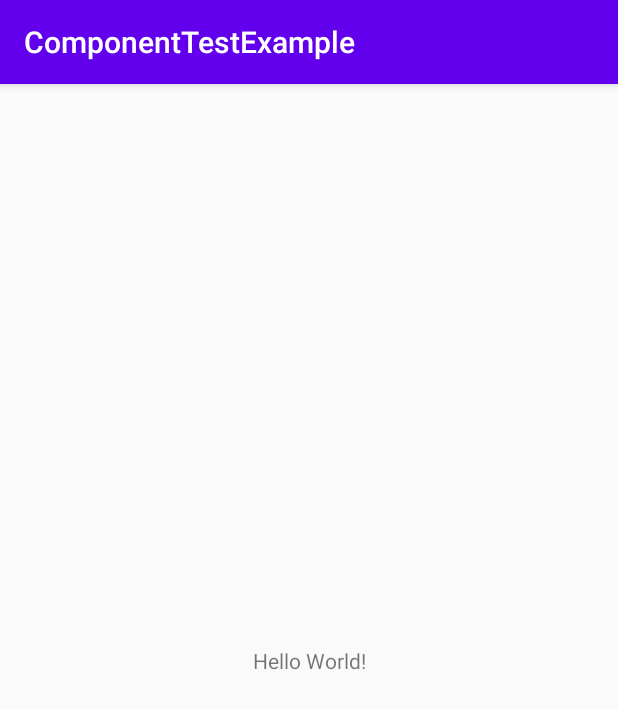
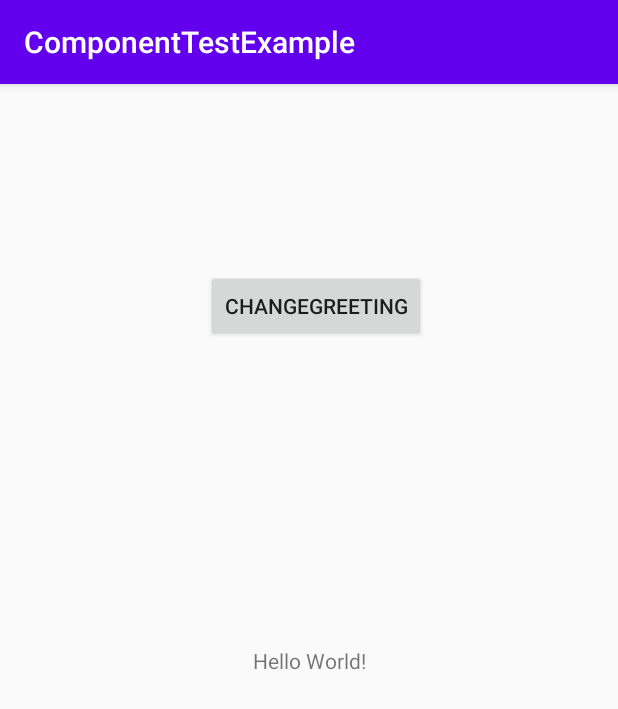
Before and after one commit to pickles-ochazuke/ComponentTestExample, an Android app: the screen it shows after launch (MainActivity), on a phone screen of 412 x 824 dp. Shown: the top 709 px of the screen. Run offline under Robolectric (Android 15) with nearby library versions, the phone set to English and light mode, and no system bars.

Commit message:
テキストの表示を"Hi World!"に変更するボタンを追加

```diff
--- a/app/src/main/java/com/example/ochadukebiyori/componenttestexample/MainActivity.kt
+++ b/app/src/main/java/com/example/ochadukebiyori/componenttestexample/MainActivity.kt
@@ -2,11 +2,18 @@ package com.example.ochadukebiyori.componenttestexample
 
 import androidx.appcompat.app.AppCompatActivity
 import android.os.Bundle
+import android.widget.Button
+import android.widget.TextView
 
 class MainActivity : AppCompatActivity() {
 
     override fun onCreate(savedInstanceState: Bundle?) {
         super.onCreate(savedInstanceState)
         setContentView(R.layout.activity_main)
+
+        val button = findViewById<Button>(R.id.changeGreeting)
+        button.setOnClickListener {
+            findViewById<TextView>(R.id.helloWorld).text = "Hi World!"
+        }
     }
 }
--- a/app/src/main/res/layout/activity_main.xml
+++ b/app/src/main/res/layout/activity_main.xml
@@ -16,4 +16,15 @@
         app:layout_constraintRight_toRightOf="parent"
         app:layout_constraintTop_toTopOf="parent" />
 
+    <Button
+        android:id="@+id/changeGreeting"
+        android:layout_width="wrap_content"
+        android:layout_height="wrap_content"
+        android:layout_marginTop="124dp"
+        android:text="ChangeGreeting"
+        app:layout_constraintEnd_toEndOf="parent"
+        app:layout_constraintHorizontal_bias="0.517"
+        app:layout_constraintStart_toStartOf="parent"
+        app:layout_constraintTop_toTopOf="parent" />
+
 </androidx.constraintlayout.widget.ConstraintLayout>
```
Also changed, not shown: 1 other file.
